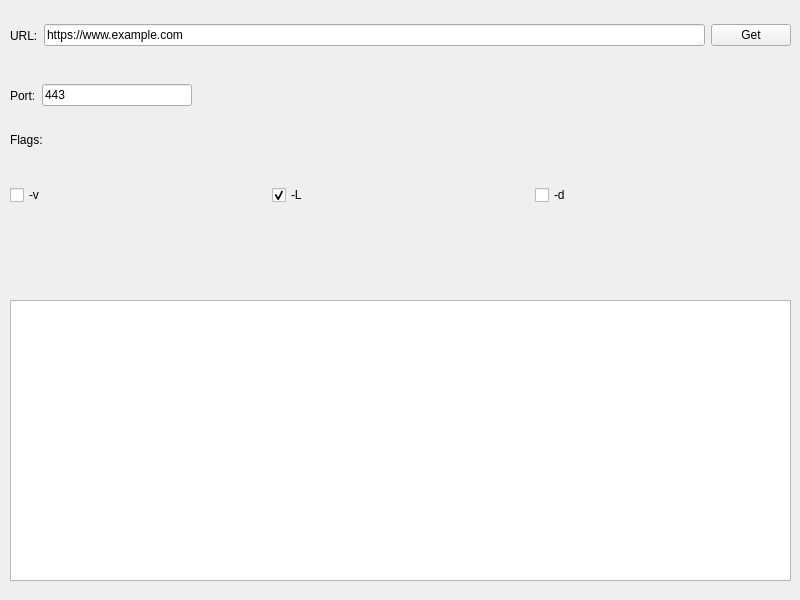
Old version of the form mainwindow.ui in the repository abmaurya/QcURL.
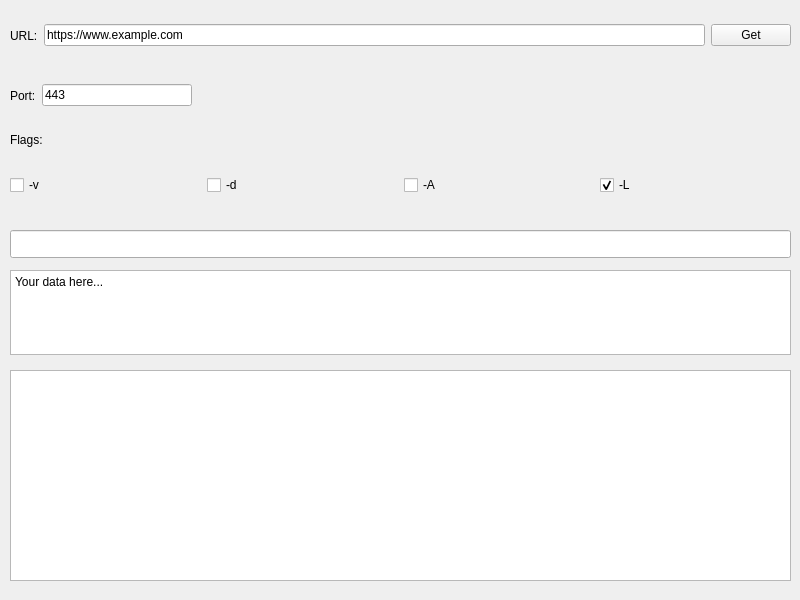
New version of the form.

Commit message: Update UI and event linking

```diff
--- a/mainwindow.ui
+++ b/mainwindow.ui
@@ -18,9 +18,9 @@
     <property name="geometry">
      <rect>
       <x>10</x>
-      <y>300</y>
+      <y>370</y>
       <width>781</width>
-      <height>281</height>
+      <height>211</height>
      </rect>
     </property>
    </widget>
@@ -41,7 +41,7 @@
     <property name="geometry">
      <rect>
       <x>10</x>
-      <y>170</y>
+      <y>160</y>
       <width>781</width>
       <height>51</height>
      </rect>
@@ -54,6 +54,20 @@
        </property>
       </widget>
      </item>
+     <item>
+      <widget class="QCheckBox" name="dataCheckBox">
+       <property name="text">
+        <string>-d</string>
+       </property>
+      </widget>
+     </item>
+     <item>
+      <widget class="QCheckBox" name="userAgentCheckBox">
+       <property name="text">
+        <string>-A</string>
+       </property>
+      </widget>
+     </item>
      <item>
       <widget class="QCheckBox" name="followRedirectCheckBox">
        <property name="toolTip">
@@ -76,13 +90,6 @@
        </property>
       </widget>
      </item>
-     <item>
-      <widget class="QCheckBox" name="dataCheckBox">
-       <property name="text">
-        <string>-d</string>
-       </property>
-      </widget>
-     </item>
     </layout>
    </widget>
    <widget class="QWidget" name="horizontalLayoutWidget_2">
@@ -202,6 +209,29 @@
      </item>
     </layout>
    </widget>
+   <widget class="QLineEdit" name="userAgentLineEdit">
+    <property name="geometry">
+     <rect>
+      <x>10</x>
+      <y>230</y>
+      <width>781</width>
+      <height>28</height>
+     </rect>
+    </property>
+   </widget>
+   <widget class="QPlainTextEdit" name="putDataPlainTextEdit">
+    <property name="geometry">
+     <rect>
+      <x>10</x>
+      <y>270</y>
+      <width>781</width>
+      <height>85</height>
+     </rect>
+    </property>
+    <property name="plainText">
+     <string>Your data here...</string>
+    </property>
+   </widget>
   </widget>
  </widget>
  <resources/>
```
Left out of the diff: 2 changed lines with no effect on the pictures. The commit also changes 3 other files.
